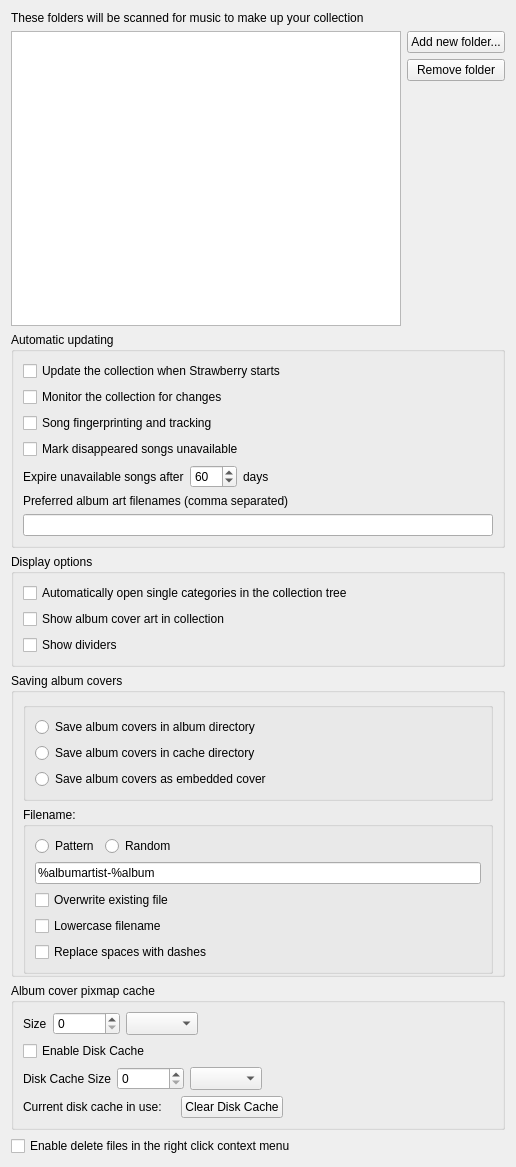
The window that src/settings/collectionsettingspage.ui (strawberrymusicplayer/strawberry) describes before a commit, drawn with Qt 5.
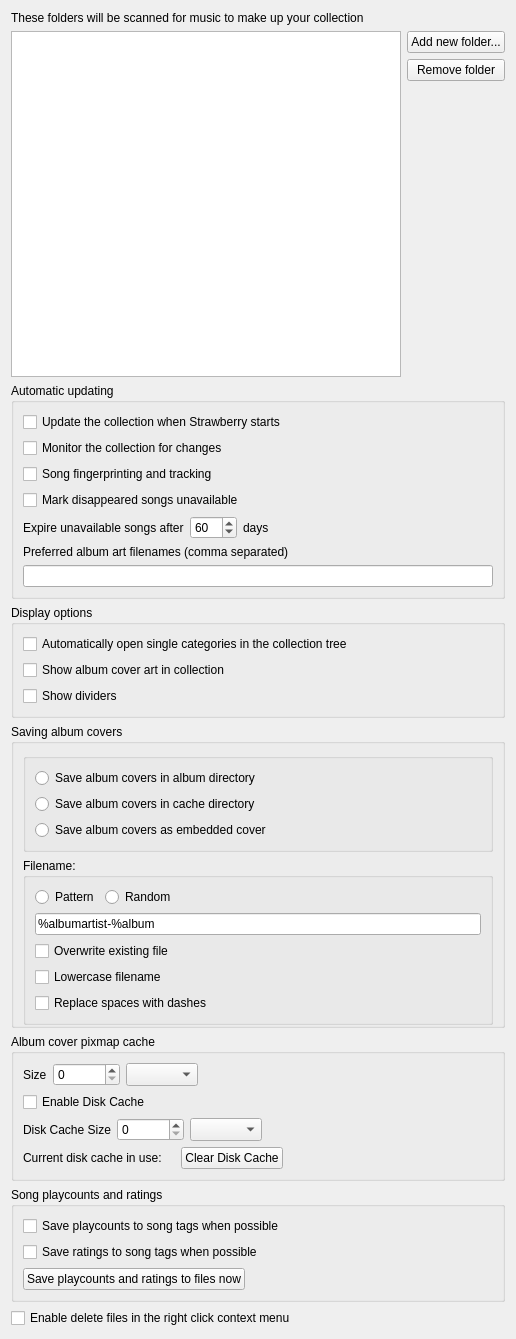
The same window after the commit.

Commit message: Add support for saving playcounts and ratings to tags

```diff
--- a/src/settings/collectionsettingspage.ui
+++ b/src/settings/collectionsettingspage.ui
@@ -7,7 +7,7 @@
     <x>0</x>
     <y>0</y>
     <width>516</width>
-    <height>1167</height>
+    <height>1339</height>
    </rect>
   </property>
   <property name="windowTitle">
@@ -540,6 +540,53 @@
      </layout>
     </widget>
    </item>
+   <item>
+    <widget class="QGroupBox" name="groupbox_song_playcounts_and_ratings">
+     <property name="title">
+      <string>Song playcounts and ratings</string>
+     </property>
+     <layout class="QVBoxLayout" name="verticalLayout_3">
+      <item>
+       <widget class="QCheckBox" name="checkbox_save_playcounts">
+        <property name="text">
+         <string>Save playcounts to song tags when possible</string>
+        </property>
+       </widget>
+      </item>
+      <item>
+       <widget class="QCheckBox" name="checkbox_save_ratings">
+        <property name="text">
+         <string>Save ratings to song tags when possible</string>
+        </property>
+       </widget>
+      </item>
+      <item>
+       <layout class="QHBoxLayout" name="layout_statistics_button">
+        <item>
+         <widget class="QPushButton" name="button_save_stats">
+          <property name="text">
+           <string>Save playcounts and ratings to files now</string>
+          </property>
+         </widget>
+        </item>
+        <item>
+         <spacer name="spacer_save_stats">
+          <property name="orientation">
+           <enum>Qt::Horizontal</enum>
+          </property>
+          <property name="sizeHint" stdset="0">
+           <size>
+            <width>40</width>
+            <height>20</height>
+           </size>
+          </property>
+         </spacer>
+        </item>
+       </layout>
+      </item>
+     </layout>
+    </widget>
+   </item>
    <item>
     <widget class="QCheckBox" name="checkbox_delete_files">
      <property name="text">
```
The commit also changes 21 other files.
